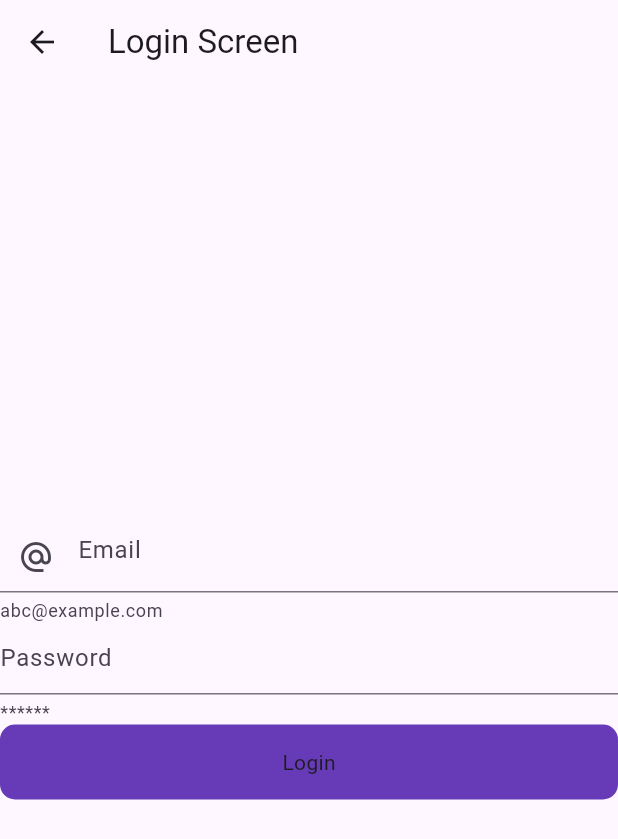
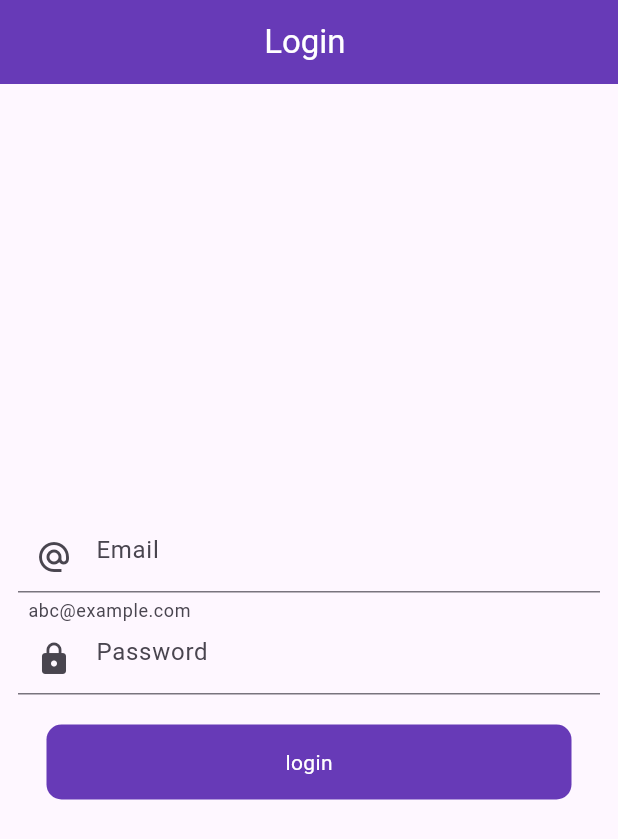
Before and after one commit to hayahahmed08/flutter-firebase-auth-starter, a Flutter app: the screen it shows after launch, on a phone screen of 412 x 824 dp. Shown: the top 839 px of the screen. Run offline on Flutter 3.47's test engine with Material 3 defaults, Android fonts, the phone set to English and light mode, and no system bars; our stand-ins replace firebase_core; accounts and stored records are empty.

```diff
--- a/lib/firebase_services/splash_services.dart
+++ b/lib/firebase_services/splash_services.dart
@@ -8,7 +8,7 @@ class SplashServices {
   void isLogin(BuildContext context) {
     Timer(const Duration(seconds: 3), () {
 
-Navigator.push(context, MaterialPageRoute(builder: (context) => LoginScreen()));
+Navigator.pushReplacement(context, MaterialPageRoute(builder: (context) => LoginScreen()));
     });
   }
 }
--- a/lib/ui/auth/login_screen.dart
+++ b/lib/ui/auth/login_screen.dart
@@ -1,5 +1,6 @@
 import 'package:firebase/widgets/round_button.dart';
 import 'package:flutter/material.dart';
+
 class LoginScreen extends StatefulWidget {
   const LoginScreen({super.key});
 
@@ -8,42 +9,79 @@ class LoginScreen extends StatefulWidget {
 }
 
 class _LoginScreenState extends State<LoginScreen> {
-
+  final _formKey = GlobalKey<FormState>();
   final emailController = TextEditingController();
   final passwordController = TextEditingController();
   @override
-  void dispose (){
+  void dispose() {
     super.dispose();
     emailController.dispose();
     passwordController.dispose();
   }
+
   Widget build(BuildContext context) {
-    return Scaffold(
+    return SafeArea(
+      child: Scaffold(
         appBar: AppBar(
-        title: Text('Login Screen'),
+          backgroundColor: Colors.deepPurple,
+          title: const Center(
+              child: Text(
+            'Login ',
+            style: TextStyle(color: Colors.white),
+          )),
         ),
-      body: Column(
+        body: Padding(
+          padding: const EdgeInsets.all(12),
+          child: Column(
             mainAxisAlignment: MainAxisAlignment.center,
             crossAxisAlignment: CrossAxisAlignment.center,
+            children: [
+              Form(
+                key: _formKey,
+                child: Column(
                   children: [
                     TextFormField(
                       controller: emailController,
                       decoration: const InputDecoration(
                           hintText: 'Email',
-              helperText: 'abc@example.com',
-                prefixIcon: Icon(Icons.alternate_email)
-            )
+                          helperText: '  abc@example.com',
+                          prefixIcon: Icon(Icons.alternate_email)),
+                      validator: (value) {
+                        if (value!.isEmpty) {
+                          return 'Enter email';
+                        }
+                        return null;
+                      },
                     ),
                     TextFormField(
                       controller: passwordController,
+                      obscureText: true,
                       decoration: InputDecoration(
                         hintText: 'Password',
-                  helperText: '******',
-
+                        prefixIcon: Icon(Icons.lock),
+                      ),
+                      validator: (value) {
+                        if (value!.isEmpty) {
+                          return 'Enter password';
+                        }
+                        return null;
+                      },
+                    ),
+                  ],
+                ),
+              ),
+              SizedBox(
+                height: 20,
+              ),
+              RoundButton(
+                title: 'login',
+                onTap: () {
+                  if (_formKey.currentState!.validate()) {}
+                },
               )
+            ],
           ),
-        RoundButton(title: 'Login' ,onTap: (){},)
-        ],
+        ),
       ),
     );
   }
--- a/lib/widgets/round_button.dart
+++ b/lib/widgets/round_button.dart
@@ -11,12 +11,15 @@ class RoundButton extends StatelessWidget {
          onTap: onTap,
          child: Container(
            height: 50,
+           width: 350
+
+           ,
            decoration: BoxDecoration(
              color: Colors.deepPurple,
              borderRadius: BorderRadius.circular(10),
 
            ),
-               child: Center(child: Text(title),),
+               child: Center(child: Text(title, style: TextStyle(color: Colors.white,),),),
              ),
        );
   }
```
Also changed, not shown: lib/main.dart (+6 -9 lines). Lines whose indentation alone changed are shown as unchanged.
